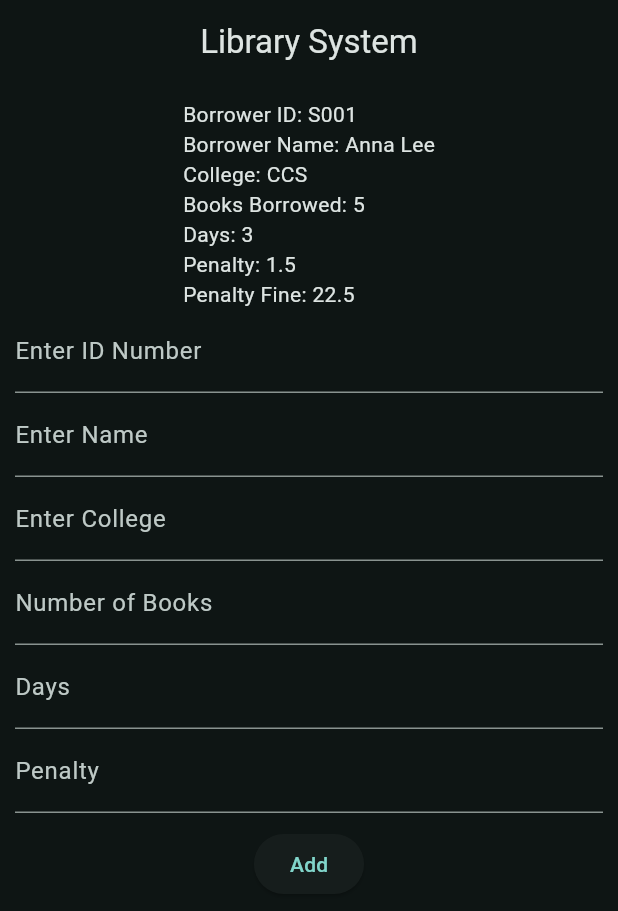
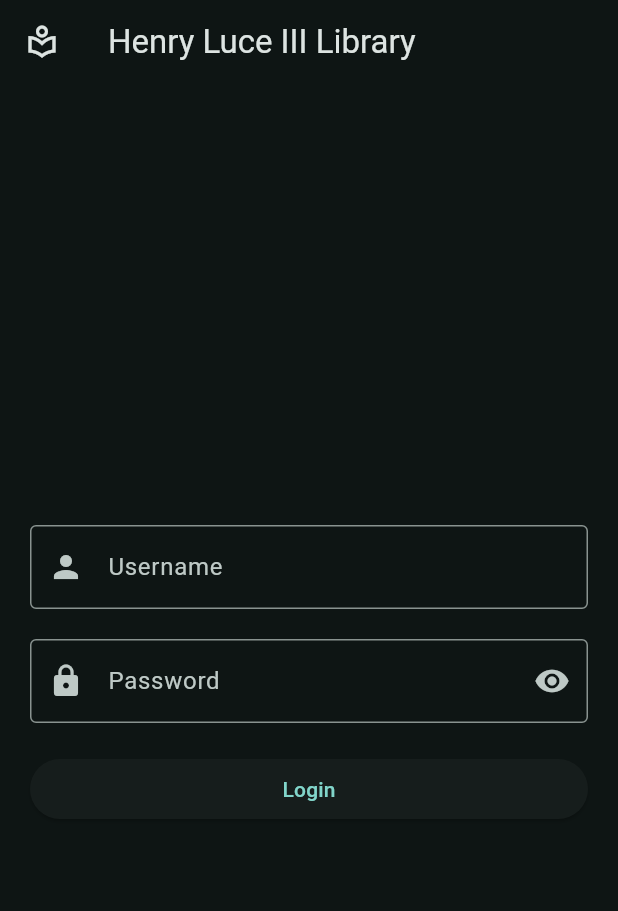
Before and after one commit to vlchristian/library-system, a Flutter app: the screen it shows after launch, on a phone screen of 412 x 824 dp. Shown: the top 911 px of the screen. Run offline on Flutter 3.47's test engine with Material 3 defaults, Android fonts, the phone set to English and light mode, and no system bars.

Commit message:
updated version

```diff
--- a/lib/main.dart
+++ b/lib/main.dart
@@ -1,5 +1,5 @@
 import 'package:flutter/material.dart';
-import 'package:library_system/views/library_screen.dart';
+import 'package:library_system/views/screens/login_screen.dart';
 
 void main() {
   runApp(const MyApp());
@@ -23,7 +23,7 @@
           brightness: Brightness.dark,
         ),
       ),
-      home: LibraryScreen(),
+      home: LoginScreen(),
     );
   }
 }
--- a/lib/views/library_screen.dart
+++ b/lib/views/screens/library_screen.dart
@@ -1,5 +1,5 @@
 import 'package:flutter/material.dart';
-import 'package:library_system/models/borrower.dart';
+import 'package:library_system/data/borrower.dart';
 
 class LibraryScreen extends StatefulWidget {
   const LibraryScreen({super.key});
--- /dev/null
+++ b/lib/views/screens/login_screen.dart
@@ -0,0 +1,140 @@
+import 'package:flutter/material.dart';
+
+class LoginScreen extends StatefulWidget {
+  const LoginScreen({super.key});
+
+  @override
+  State<LoginScreen> createState() => _LoginScreenState();
+}
+
+class _LoginScreenState extends State<LoginScreen> {
+  //! assign a global key to the form
+  final _formKey = GlobalKey<FormState>();
+  //! create text editing controllers here
+  TextEditingController usernameController = TextEditingController();
+  TextEditingController passwordController = TextEditingController();
+  //! set obscure text to true
+  bool _obscureText = true;
+  //! dispose controllers
+  @override
+  void dispose() {
+    usernameController.dispose();
+    passwordController.dispose();
+    super.dispose();
+  }
+
+  //! username and passowrd
+  final String _username = 'admin';
+  final String _password = 'admin123';
+  //! validate username
+  String? validateUsername(String? value) {
+    final value0 = value?.trim() ?? '';
+    if (value0.isEmpty) return 'Please enter your username';
+    if (value0.contains(' ')) return 'No spaces allowed';
+    if (value0.length < 3) return 'Username must be at least 3 characters';
+    return null;
+  }
+
+  //! validate password
+  String? validatePassword(String? value) {
+    final value0 = value ?? '';
+    if (value0.isEmpty) return 'Please enter your password';
+    if (value0.length < 6) return 'Password must be at least 6 characters';
+    return null;
+  }
+
+  //! function when the login button is pressed
+  void onLoginPressed() {
+    FocusScope.of(context).unfocus();
+    if (_formKey.currentState!.validate()) {
+      if (usernameController.text.trim() == _username &&
+          passwordController.text == _password) {
+        ScaffoldMessenger.of(context).showSnackBar(
+          SnackBar(
+            content: Text('Welcome, ${usernameController.text.trim()}!'),
+            backgroundColor: Colors.green.shade400,
+          ),
+        );
+      } else {
+        ScaffoldMessenger.of(context).showSnackBar(
+          SnackBar(
+            content: Text('Invalid username or password'),
+            backgroundColor: Colors.red.shade400,
+          ),
+        );
+      }
+    }
+  }
+
+  @override
+  Widget build(BuildContext context) {
+    return SafeArea(
+      child: Scaffold(
+        appBar: AppBar(
+          leading: Icon(Icons.local_library_outlined),
+          title: Text('Henry Luce III Library'),
+        ),
+        body: Center(
+          child: ConstrainedBox(
+            constraints: BoxConstraints(maxWidth: 420),
+            child: Padding(
+              padding: EdgeInsetsGeometry.symmetric(horizontal: 20),
+              child: Form(
+                key: _formKey,
+                autovalidateMode: AutovalidateMode.onUserInteraction,
+                child: Column(
+                  mainAxisSize: MainAxisSize.min,
+                  children: [
+                    SizedBox(height: 20),
+                    TextFormField(
+                      controller: usernameController,
+                      decoration: InputDecoration(
+                        labelText: 'Username',
+                        border: OutlineInputBorder(),
+                        prefixIcon: Icon(Icons.person),
+                      ),
+                      validator: validateUsername,
+                      textInputAction: TextInputAction.next,
+                    ),
+                    SizedBox(height: 20),
+                    TextFormField(
+                      controller: passwordController,
+                      decoration: InputDecoration(
+                        labelText: 'Password',
+                        border: OutlineInputBorder(),
+                        prefixIcon: Icon(Icons.lock),
+                        suffixIcon: IconButton(
+                          icon: Icon(
+                            _obscureText
+                                ? Icons.visibility
+                                : Icons.visibility_off,
+                          ),
+                          onPressed: () {
+                            setState(() {
+                              _obscureText = !_obscureText;
+                            });
+                          },
+                        ),
+                      ),
+                      validator: validatePassword,
+                      obscureText: _obscureText,
+                      textInputAction: TextInputAction.done,
+                    ),
+                    SizedBox(height: 20),
+                    SizedBox(
+                      width: double.infinity,
+                      child: ElevatedButton(
+                        onPressed: onLoginPressed,
+                        child: Text('Login'),
+                      ),
+                    ),
+                  ],
+                ),
+              ),
+            ),
+          ),
+        ),
+      ),
+    );
+  }
+}
```
Also changed, not shown: lib/views/screens/userprofile_screen.dart (added, +15 -0 lines), lib/data/borrower.dart (renamed from lib/models/borrower.dart).
